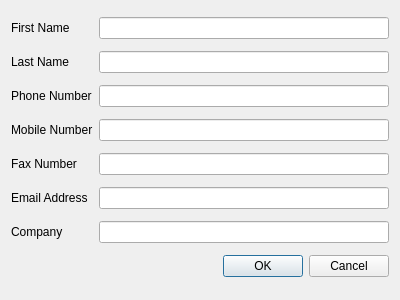
wazo-platform/wazo-client-qt, file xivoclient/src/xlets/people/contact_dialog_widget.ui: the form before one commit.
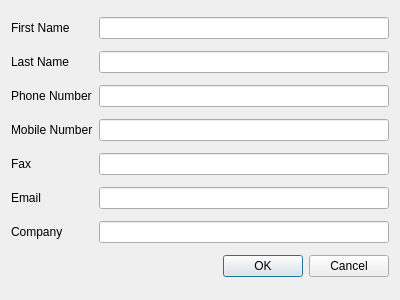
The form after the commit.

Commit message: rename fax and email labels in new personal contact

```diff
--- a/xivoclient/src/xlets/people/contact_dialog_widget.ui
+++ b/xivoclient/src/xlets/people/contact_dialog_widget.ui
@@ -118,14 +118,14 @@
    <item row="4" column="0">
     <widget class="QLabel" name="fax_number_label">
      <property name="text">
-      <string>Fax Number</string>
+      <string>Fax</string>
      </property>
     </widget>
    </item>
    <item row="5" column="0">
     <widget class="QLabel" name="email_label">
      <property name="text">
-      <string>Email Address</string>
+      <string>Email</string>
      </property>
     </widget>
    </item>
```
Left out of the diff: 6 changed lines with no effect on the pictures. The commit also changes 1 other file.
